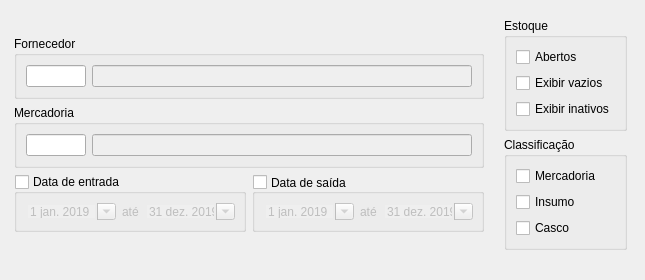
Before: the Qt Designer form Resources/UI/Componentes/FiltroRemanufatura.ui in Klubas/Projeto-SOAD, drawn with Qt 5.
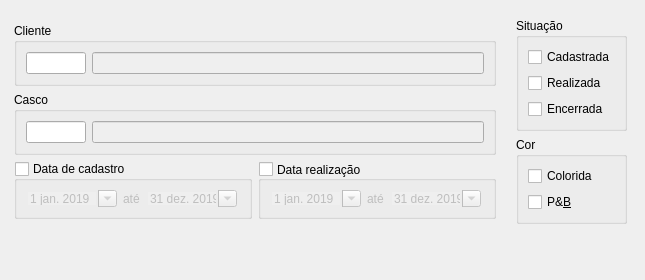
After: the same form once the commit is applied.

Commit message: - Implementados filtros Remanufatura - Implementado sort order nos relatórios

Patch:
```diff
--- a/Resources/UI/Componentes/FiltroRemanufatura.ui
+++ b/Resources/UI/Componentes/FiltroRemanufatura.ui
@@ -128,20 +128,20 @@
                </sizepolicy>
               </property>
               <property name="title">
-               <string>Estoque</string>
+               <string>Situação</string>
               </property>
               <layout class="QVBoxLayout" name="verticalLayout_2">
                <item>
                 <widget class="QCheckBox" name="checkBox_abertos">
                  <property name="text">
-                  <string>Abertos</string>
+                  <string>Cadastrada</string>
                  </property>
                 </widget>
                </item>
                <item>
                 <widget class="QCheckBox" name="checkBox_vazios">
                  <property name="text">
-                  <string>Exibir vazios</string>
+                  <string>Realizada</string>
                  </property>
                 </widget>
                </item>
@@ -151,7 +151,7 @@
                   <bool>true</bool>
                  </property>
                  <property name="text">
-                  <string>Exibir inativos</string>
+                  <string>Encerrada</string>
                  </property>
                 </widget>
                </item>
@@ -167,27 +167,20 @@
                </sizepolicy>
               </property>
               <property name="title">
-               <string>Classificação</string>
+               <string>Cor</string>
               </property>
               <layout class="QVBoxLayout" name="verticalLayout">
                <item>
                 <widget class="QCheckBox" name="checkBox_mercadoria">
                  <property name="text">
-                  <string>Mercadoria</string>
+                  <string>Colorida</string>
                  </property>
                 </widget>
                </item>
                <item>
                 <widget class="QCheckBox" name="checkBox_insumo">
                  <property name="text">
-                  <string>Insumo</string>
-                 </property>
-                </widget>
-               </item>
-               <item>
-                <widget class="QCheckBox" name="checkBox_casco">
-                 <property name="text">
-                  <string>Casco</string>
+                  <string>P&amp;&amp;&amp;B</string>
                  </property>
                 </widget>
                </item>
@@ -236,7 +229,7 @@
                </sizepolicy>
               </property>
               <property name="title">
-               <string>Fornecedor</string>
+               <string>Cliente</string>
               </property>
               <property name="checkable">
                <bool>false</bool>
@@ -283,7 +276,7 @@
                </sizepolicy>
               </property>
               <property name="title">
-               <string>Mercadoria</string>
+               <string>Casco</string>
               </property>
               <property name="checkable">
                <bool>false</bool>
@@ -345,7 +338,7 @@
                   </sizepolicy>
                  </property>
                  <property name="title">
-                  <string>Data de entrada</string>
+                  <string>Data de cadastro</string>
                  </property>
                  <property name="checkable">
                   <bool>true</bool>
@@ -455,7 +448,7 @@
                   </sizepolicy>
                  </property>
                  <property name="title">
-                  <string>Data de saída</string>
+                  <string>Data realização</string>
                  </property>
                  <property name="alignment">
                   <set>Qt::AlignLeading|Qt::AlignLeft|Qt::AlignVCenter</set>
```
Left out of the diff: 22 changed lines with no effect on the pictures. The commit also changes 30 other files.
